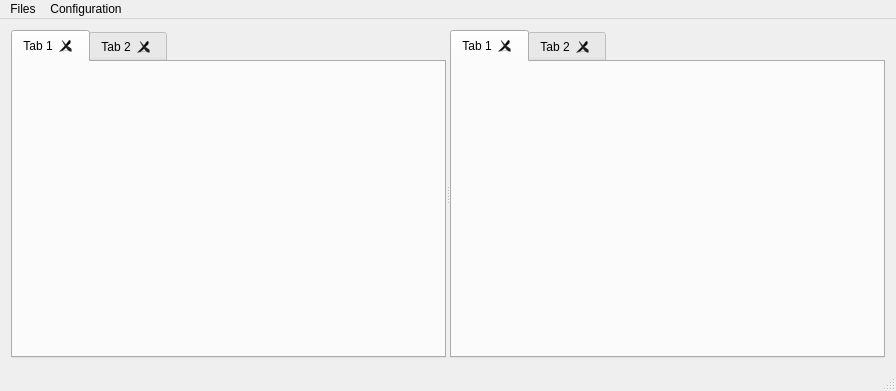
First picture: the form in gcmdmainwindow.ui, repository GrzegorzWawszczyk/GlobalCommander, before the edit.
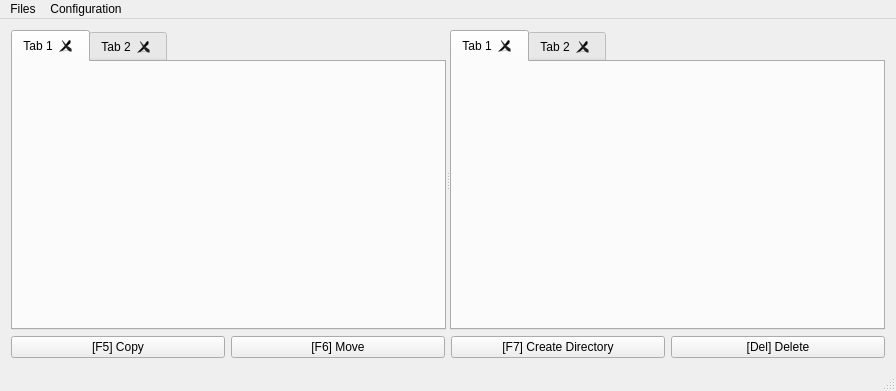
Second picture: the form after the edit.

The edit to the form file:
```diff
--- a/gcmdmainwindow.ui
+++ b/gcmdmainwindow.ui
@@ -14,7 +14,7 @@
    <string>GlobalCommander</string>
   </property>
   <widget class="QWidget" name="centralWidget">
-   <layout class="QHBoxLayout" name="horizontalLayout">
+   <layout class="QVBoxLayout" name="verticalLayout" stretch="1,0">
     <item>
      <widget class="QSplitter" name="splitter">
       <property name="orientation">
@@ -81,6 +81,50 @@
       </widget>
      </widget>
     </item>
+    <item>
+     <layout class="QHBoxLayout" name="horizontalLayout">
+      <item>
+       <widget class="QPushButton" name="pb_copy">
+        <property name="focusPolicy">
+         <enum>Qt::NoFocus</enum>
+        </property>
+        <property name="text">
+         <string>[F5] Copy</string>
+        </property>
+       </widget>
+      </item>
+      <item>
+       <widget class="QPushButton" name="pb_move">
+        <property name="focusPolicy">
+         <enum>Qt::NoFocus</enum>
+        </property>
+        <property name="text">
+         <string>[F6] Move</string>
+        </property>
+       </widget>
+      </item>
+      <item>
+       <widget class="QPushButton" name="pb_mkDir">
+        <property name="focusPolicy">
+         <enum>Qt::NoFocus</enum>
+        </property>
+        <property name="text">
+         <string>[F7] Create Directory</string>
+        </property>
+       </widget>
+      </item>
+      <item>
+       <widget class="QPushButton" name="pb_delete">
+        <property name="focusPolicy">
+         <enum>Qt::NoFocus</enum>
+        </property>
+        <property name="text">
+         <string>[Del] Delete</string>
+        </property>
+       </widget>
+      </item>
+     </layout>
+    </item>
    </layout>
   </widget>
   <widget class="QMenuBar" name="menuBar">
```
Left out of the diff: 6 changed lines with no effect on the pictures.
